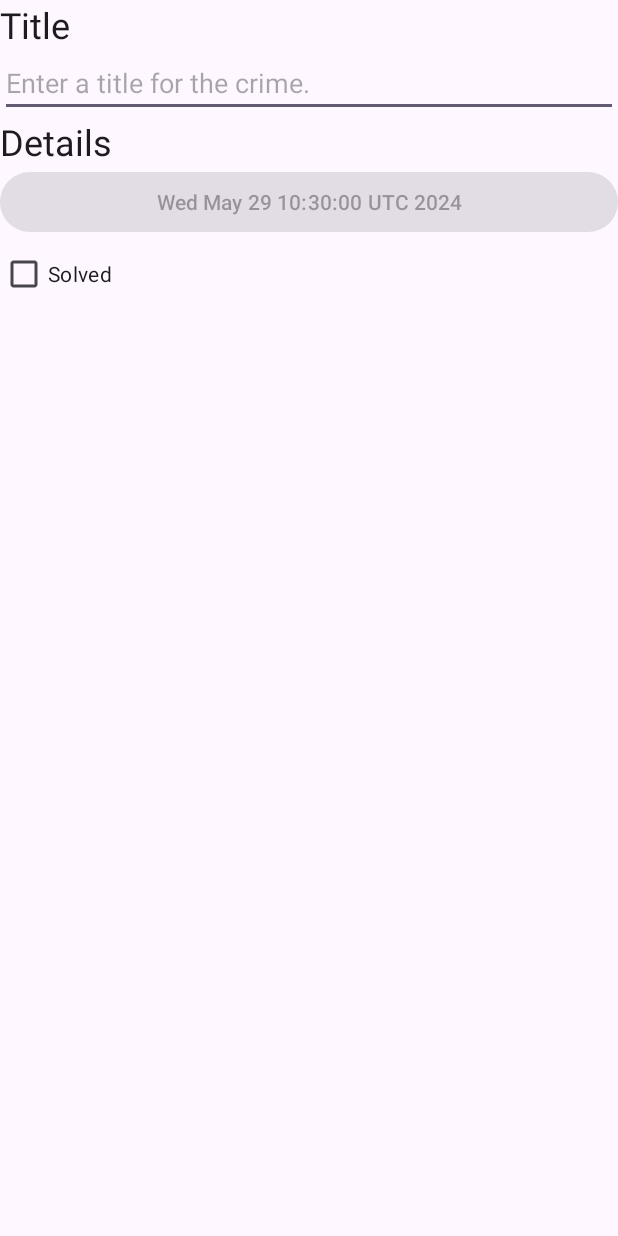
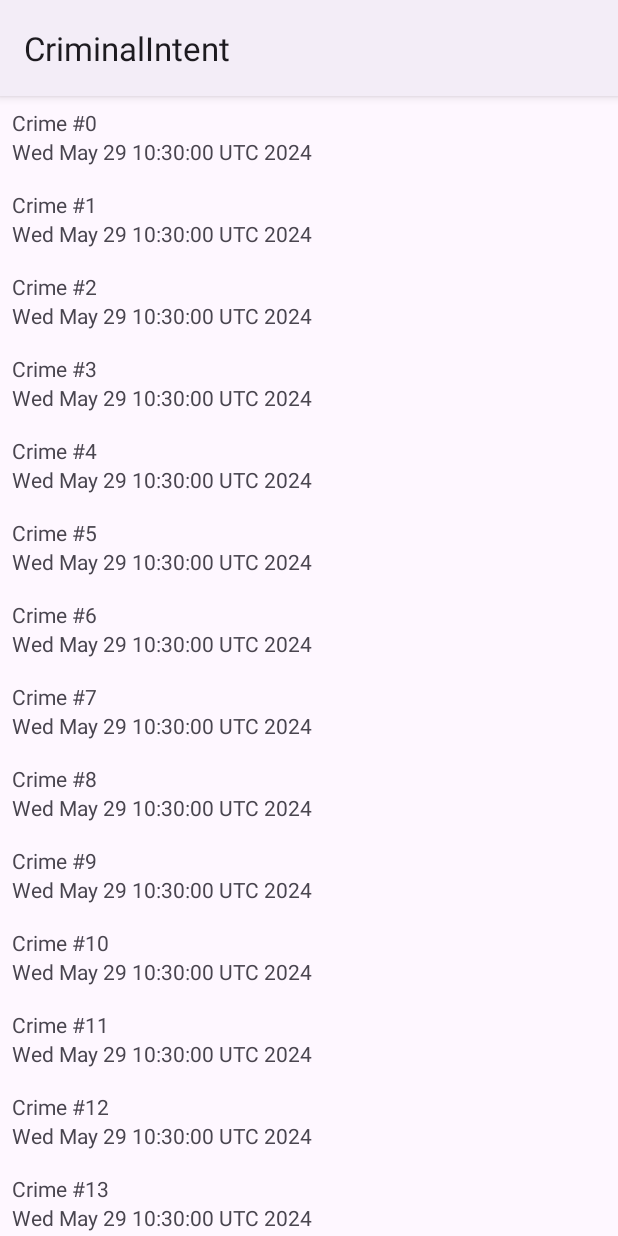
Before and after one commit to darkchoco/android, an Android app: the screen it shows after launch (MainActivity), on a phone screen of 412 x 824 dp. Run offline under Robolectric (Android 15) with nearby library versions, the phone set to English and light mode, and no system bars.

Commit message:
[CriminalIntent] Ch10 completed.
BNRG 5th, Ch10.

```diff
--- a/CriminalIntent/app/build.gradle
+++ b/CriminalIntent/app/build.gradle
@@ -43,6 +43,8 @@ dependencies {
     implementation libs.androidx.constraintlayout
     implementation libs.androidx.fragment.ktx
     implementation libs.androidx.junit.ktx
+    implementation libs.androidx.lifecycle.viewmodel.ktx
+    implementation libs.androidx.recyclerview
     testImplementation libs.junit
     androidTestImplementation libs.androidx.junit
     androidTestImplementation libs.androidx.espresso.core
--- a/CriminalIntent/app/src/main/java/kr/cloudscape/android/criminalintent/CrimeDetailFragment.kt
+++ b/CriminalIntent/app/src/main/java/kr/cloudscape/android/criminalintent/CrimeDetailFragment.kt
@@ -15,12 +15,13 @@ class CrimeDetailFragment : Fragment() {
 //    private lateinit var binding: FragmentCrimeDetailBinding
     private var _binding: FragmentCrimeDetailBinding? = null
 //    private val binding get() = checkNotNull(_binding) {
+    // 테스트 때문에 public으로 선언
     val binding get() = checkNotNull(_binding) {
         "Cannot access binding because it is null. Is the view visible?"
     }
 
-    // 테스트를 위해 임시로 public으로 전환
 //    private lateinit var crime: Crime
+    // 테스트 때문에 public으로 선언
     lateinit var crime: Crime
 
     override fun onCreate(savedInstanceState: Bundle?) {
--- /dev/null
+++ b/CriminalIntent/app/src/main/java/kr/cloudscape/android/criminalintent/CrimeHolder.kt
@@ -0,0 +1,18 @@
+package kr.cloudscape.android.criminalintent
+
+import android.widget.Toast
+import androidx.recyclerview.widget.RecyclerView
+import kr.cloudscape.android.criminalintent.databinding.ListItemCrimeBinding
+
+class CrimeHolder(private val binding: ListItemCrimeBinding): RecyclerView.ViewHolder(binding.root) {
+
+    fun bind(crime: Crime) {
+        binding.crimeTitle.text = crime.title
+        binding.crimeDate.text = crime.date.toString()
+
+        binding.root.setOnClickListener {
+            Toast.makeText(binding.root.context, "${crime.title} clicked!", Toast.LENGTH_SHORT)
+                .show()
+        }
+    }
+}
--- /dev/null
+++ b/CriminalIntent/app/src/main/java/kr/cloudscape/android/criminalintent/CrimeListAdapter.kt
@@ -0,0 +1,24 @@
+package kr.cloudscape.android.criminalintent
+
+import android.view.LayoutInflater
+import android.view.ViewGroup
+import androidx.recyclerview.widget.RecyclerView
+import kr.cloudscape.android.criminalintent.databinding.ListItemCrimeBinding
+
+class CrimeListAdapter(private val crime: List<Crime>): RecyclerView.Adapter<CrimeHolder>() {
+
+    // binding 생성, view holder 안에 view를 넣어준 다음 view holder 리턴.
+    override fun onCreateViewHolder(parent: ViewGroup, viewType: Int): CrimeHolder {
+        val inflater = LayoutInflater.from(parent.context)
+        val binding = ListItemCrimeBinding.inflate(inflater, parent, false)
+        return CrimeHolder(binding)
+    }
+
+    override fun getItemCount() = crime.size
+
+    // Populating a given holder with the crime from a given position.
+    override fun onBindViewHolder(holder: CrimeHolder, position: Int) {
+        val crime = crime[position]
+        holder.bind(crime)
+    }
+}
--- /dev/null
+++ b/CriminalIntent/app/src/main/java/kr/cloudscape/android/criminalintent/CrimeListFragment.kt
@@ -0,0 +1,49 @@
+package kr.cloudscape.android.criminalintent
+
+import android.os.Bundle
+import android.util.Log
+import android.view.LayoutInflater
+import android.view.View
+import android.view.ViewGroup
+import androidx.fragment.app.Fragment
+import androidx.fragment.app.viewModels
+import androidx.recyclerview.widget.LinearLayoutManager
+import kr.cloudscape.android.criminalintent.databinding.FragmentCrimeListBinding
+
+private const val TAG = "CrimeListFragment"
+
+class CrimeListFragment : Fragment() {
+
+    private var _binding: FragmentCrimeListBinding? = null
+    private val binding
+        get() = checkNotNull(_binding) {
+            "Cannot access binding because it is null. Is the view visible?"
+        }
+
+    private val crimeListViewModel: CrimeListViewModel by viewModels()
+
+    override fun onCreate(savedInstanceState: Bundle?) {
+        super.onCreate(savedInstanceState)
+        Log.d(TAG, "Total crimes: ${crimeListViewModel.crimes.size}")
+    }
+
+    override fun onCreateView(
+        inflater: LayoutInflater,
+        container: ViewGroup?,
+        savedInstanceState: Bundle?
+    ): View {
+        _binding = FragmentCrimeListBinding.inflate(inflater, container, false)
+        binding.crimeRecyclerView.layoutManager = LinearLayoutManager(context)
+
+        val crimes = crimeListViewModel.crimes
+        val adapter = CrimeListAdapter(crimes)
+        binding.crimeRecyclerView.adapter = adapter
+
+        return binding.root
+    }
+
+    override fun onDestroyView() {
+        super.onDestroyView()
+        _binding = null
+    }
+}
--- /dev/null
+++ b/CriminalIntent/app/src/main/java/kr/cloudscape/android/criminalintent/CrimeListViewModel.kt
@@ -0,0 +1,23 @@
+package kr.cloudscape.android.criminalintent
+
+import androidx.lifecycle.ViewModel
+import java.util.Date
+import java.util.UUID
+
+class CrimeListViewModel : ViewModel() {
+
+    val crimes = mutableListOf<Crime>()
+
+    init {
+        for (i in 0 until 100) {
+            val crime = Crime(
+                id = UUID.randomUUID(),
+                title = "Crime #$i",
+                date = Date(),
+                isSolved = i % 2 == 0
+            )
+
+            crimes += crime
+        }
+    }
+}
--- a/CriminalIntent/app/src/main/res/layout/activity_main.xml
+++ b/CriminalIntent/app/src/main/res/layout/activity_main.xml
@@ -3,7 +3,7 @@
     xmlns:android="http://schemas.android.com/apk/res/android"
     xmlns:tools="http://schemas.android.com/tools"
     android:id="@+id/fragment_container"
-    android:name="kr.cloudscape.android.criminalintent.CrimeDetailFragment"
+    android:name="kr.cloudscape.android.criminalintent.CrimeListFragment"
     android:layout_width="match_parent"
     android:layout_height="match_parent"
     tools:context=".MainActivity" />
--- a/CriminalIntent/app/src/main/res/layout/fragment_crime_detail.xml
+++ b/CriminalIntent/app/src/main/res/layout/fragment_crime_detail.xml
@@ -3,7 +3,8 @@
     xmlns:tools="http://schemas.android.com/tools"
     android:orientation="vertical"
     android:layout_width="match_parent"
-    android:layout_height="match_parent">
+    android:layout_height="match_parent"
+    android:layout_margin="16dp">
 
     <TextView
         android:layout_width="match_parent"
--- /dev/null
+++ b/CriminalIntent/app/src/main/res/layout/fragment_crime_list.xml
@@ -0,0 +1,5 @@
+<?xml version="1.0" encoding="utf-8"?>
+<androidx.recyclerview.widget.RecyclerView xmlns:android="http://schemas.android.com/apk/res/android"
+    android:id="@+id/crime_recycler_view"
+    android:layout_width="match_parent"
+    android:layout_height="match_parent"/>
--- /dev/null
+++ b/CriminalIntent/app/src/main/res/layout/list_item_crime.xml
@@ -0,0 +1,19 @@
+<?xml version="1.0" encoding="utf-8"?>
+<LinearLayout xmlns:android="http://schemas.android.com/apk/res/android"
+    android:orientation="vertical"
+    android:layout_width="match_parent"
+    android:layout_height="wrap_content"
+    android:padding="8dp">
+
+    <TextView
+        android:id="@+id/crime_title"
+        android:layout_width="match_parent"
+        android:layout_height="wrap_content"
+        android:text="Crime Title" />
+
+    <TextView
+        android:id="@+id/crime_date"
+        android:layout_width="match_parent"
+        android:layout_height="wrap_content"
+        android:text="Crime Date" />
+</LinearLayout>
--- a/CriminalIntent/app/src/main/res/values/themes.xml
+++ b/CriminalIntent/app/src/main/res/values/themes.xml
@@ -1,6 +1,7 @@
 <resources xmlns:tools="http://schemas.android.com/tools">
     <!-- Base application theme. -->
-    <style name="Base.Theme.CriminalIntent" parent="Theme.Material3.DayNight.NoActionBar">
+<!--    <style name="Base.Theme.CriminalIntent" parent="Theme.Material3.DayNight.NoActionBar">-->
+    <style name="Base.Theme.CriminalIntent" parent="Theme.Material3.DayNight">
         <!-- Customize your light theme here. -->
         <!-- <item name="colorPrimary">@color/my_light_primary</item> -->
     </style>
--- a/CriminalIntent/gradle/libs.versions.toml
+++ b/CriminalIntent/gradle/libs.versions.toml
@@ -1,5 +1,5 @@
 [versions]
-agp = "8.3.2"
+agp = "8.4.1"
 fragmentKtx = "1.7.1"
 fragmentTesting = "1.7.1"
 kotlin = "1.9.0"
@@ -8,16 +8,20 @@ junit = "4.13.2"
 junitVersion = "1.1.5"
 espressoCore = "3.5.1"
 appcompat = "1.6.1"
+lifecycleViewmodelKtx = "2.8.0"
 material = "1.12.0"
 activity = "1.9.0"
 constraintlayout = "2.1.4"
 junitKtx = "1.1.5"
+recyclerview = "1.3.2"
 truth = "1.4.2"
 
 [libraries]
 androidx-core-ktx = { group = "androidx.core", name = "core-ktx", version.ref = "coreKtx" }
 androidx-fragment-ktx = { module = "androidx.fragment:fragment-ktx", version.ref = "fragmentKtx" }
 androidx-fragment-testing = { module = "androidx.fragment:fragment-testing", version.ref = "fragmentTesting" }
+androidx-lifecycle-viewmodel-ktx = { module = "androidx.lifecycle:lifecycle-viewmodel-ktx", version.ref = "lifecycleViewmodelKtx" }
+androidx-recyclerview = { module = "androidx.recyclerview:recyclerview", version.ref = "recyclerview" }
 google-truth = { module = "com.google.truth:truth", version.ref = "truth" }
 junit = { group = "junit", name = "junit", version.ref = "junit" }
 androidx-junit = { group = "androidx.test.ext", name = "junit", version.ref = "junitVersion" }
```
Also changed, not shown: CriminalIntent/gradle/wrapper/gradle-wrapper.properties.
